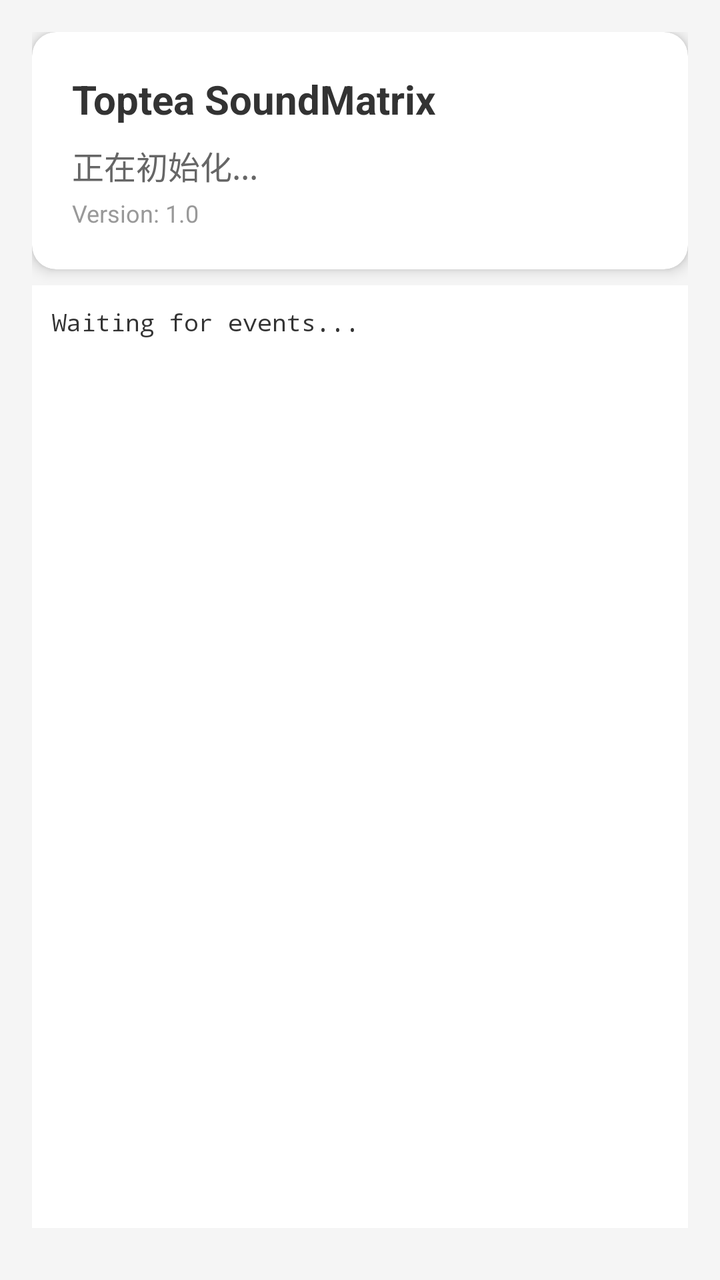
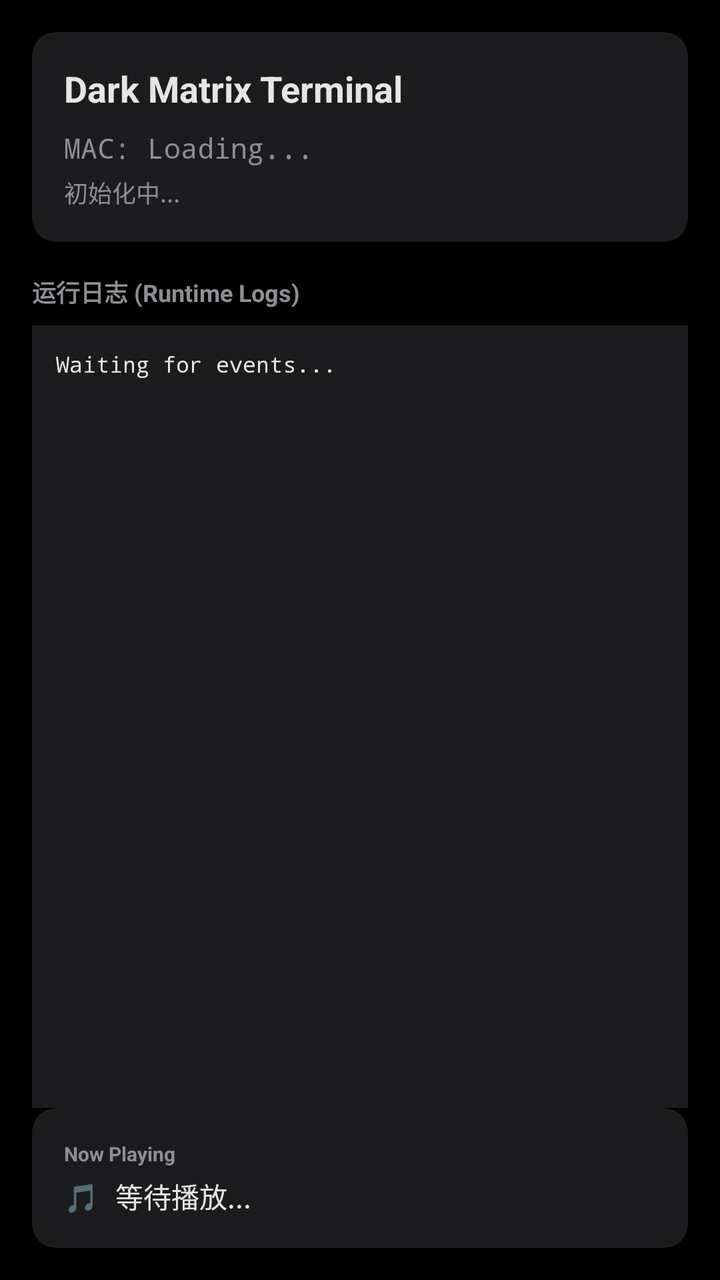

An Android layout rendered at two revisions. The XML below is the earlier revision; the diff shows what the commit changed to produce the second picture.
<!-- AndroidManifest.xml: application theme Theme.AppCompat.Light.NoActionBar -->
<!-- res/layout/activity_main.xml -->
<?xml version="1.0" encoding="utf-8"?>
<androidx.constraintlayout.widget.ConstraintLayout
    xmlns:android="http://schemas.android.com/apk/res/android"
    xmlns:app="http://schemas.android.com/apk/res-auto"
    xmlns:tools="http://schemas.android.com/tools"
    android:layout_width="match_parent"
    android:layout_height="match_parent"
    android:background="#F5F5F5"
    android:padding="16dp"
    tools:context=".MainActivity">

    
    <androidx.cardview.widget.CardView
        android:id="@+id/cardStatus"
        android:layout_width="match_parent"
        android:layout_height="wrap_content"
        app:cardCornerRadius="12dp"
        app:cardElevation="4dp"
        app:layout_constraintTop_toTopOf="parent">

        <LinearLayout
            android:layout_width="match_parent"
            android:layout_height="wrap_content"
            android:orientation="vertical"
            android:padding="20dp">

            <TextView
                android:layout_width="wrap_content"
                android:layout_height="wrap_content"
                android:text="Toptea SoundMatrix"
                android:textSize="20sp"
                android:textStyle="bold"
                android:textColor="#333333" />

            <TextView
                android:id="@+id/tvStatus"
                android:layout_width="wrap_content"
                android:layout_height="wrap_content"
                android:layout_marginTop="8dp"
                android:text="正在初始化..."
                android:textSize="16sp"
                android:textColor="#666666" />

            <TextView
                android:id="@+id/tvVersion"
                android:layout_width="wrap_content"
                android:layout_height="wrap_content"
                android:layout_marginTop="4dp"
                android:text="Version: 1.0"
                android:textSize="12sp"
                android:textColor="#999999" />
        </LinearLayout>
    </androidx.cardview.widget.CardView>

    
    <TextView
        android:layout_width="wrap_content"
        android:layout_height="wrap_content"
        android:text="运行日志 (Logs)"
        android:layout_marginTop="20dp"
        android:textStyle="bold"
        app:layout_constraintStart_toStartOf="parent"
        app:layout_constraintTop_toBottomOf="@id/cardStatus" />

    <ScrollView
        android:layout_width="match_parent"
        android:layout_height="0dp"
        android:layout_marginTop="8dp"
        android:background="#FFFFFF"
        android:padding="10dp"
        app:layout_constraintTop_toBottomOf="@id/cardStatus"
        app:layout_constraintBottom_toBottomOf="parent"
        app:layout_constraintVertical_bias="0.0"
        android:layout_marginBottom="10dp">

        <TextView
            android:id="@+id/tvLogs"
            android:layout_width="match_parent"
            android:layout_height="wrap_content"
            android:text="Waiting for events..."
            android:textSize="12sp"
            android:fontFamily="monospace"
            android:textColor="#333333" />
    </ScrollView>

</androidx.constraintlayout.widget.ConstraintLayout>
<!-- resources referenced by this layout -->
<resources>

</resources>

<!-- the commit's change to res/layout/activity_main.xml (unified diff, before → after) -->
@@ -5,82 +5,149 @@
     xmlns:tools="http://schemas.android.com/tools"
     android:layout_width="match_parent"
     android:layout_height="match_parent"
-    android:background="#F5F5F5"
+    android:background="#000000"
     android:padding="16dp"
     tools:context=".MainActivity">
 
     
     <androidx.cardview.widget.CardView
-        android:id="@+id/cardStatus"
+        android:id="@+id/cardMacId"
         android:layout_width="match_parent"
         android:layout_height="wrap_content"
+        app:cardBackgroundColor="#1C1C1E"
         app:cardCornerRadius="12dp"
-        app:cardElevation="4dp"
+        app:cardElevation="0dp"
         app:layout_constraintTop_toTopOf="parent">
 
         <LinearLayout
             android:layout_width="match_parent"
             android:layout_height="wrap_content"
             android:orientation="vertical"
-            android:padding="20dp">
+            android:padding="16dp">
 
             <TextView
                 android:layout_width="wrap_content"
                 android:layout_height="wrap_content"
-                android:text="Toptea SoundMatrix"
-                android:textSize="20sp"
+                android:text="Dark Matrix Terminal"
+                android:textSize="18sp"
                 android:textStyle="bold"
-                android:textColor="#333333" />
+                android:textColor="#E5E5E5" />
+
+            <TextView
+                android:id="@+id/tvMacId"
+                android:layout_width="wrap_content"
+                android:layout_height="wrap_content"
+                android:layout_marginTop="8dp"
+                android:text="MAC: Loading..."
+                android:textSize="14sp"
+                android:textColor="#8E8E93"
+                android:fontFamily="monospace" />
 
             <TextView
                 android:id="@+id/tvStatus"
                 android:layout_width="wrap_content"
                 android:layout_height="wrap_content"
-                android:layout_marginTop="8dp"
-                android:text="正在初始化..."
-                android:textSize="16sp"
-                android:textColor="#666666" />
-
-            <TextView
-                android:id="@+id/tvVersion"
-                android:layout_width="wrap_content"
-                android:layout_height="wrap_content"
                 android:layout_marginTop="4dp"
-                android:text="Version: 1.0"
+                android:text="初始化中..."
                 android:textSize="12sp"
-                android:textColor="#999999" />
+                android:textColor="#8E8E93" />
         </LinearLayout>
     </androidx.cardview.widget.CardView>
 
     
+    <androidx.cardview.widget.CardView
+        android:id="@+id/cardVolumeWarning"
+        android:layout_width="match_parent"
+        android:layout_height="wrap_content"
+        android:layout_marginTop="12dp"
+        android:visibility="gone"
+        app:cardBackgroundColor="#FF3B30"
+        app:cardCornerRadius="8dp"
+        app:cardElevation="0dp"
+        app:layout_constraintTop_toBottomOf="@id/cardMacId">
+
+        <TextView
+            android:id="@+id/tvVolumeWarning"
+            android:layout_width="match_parent"
+            android:layout_height="wrap_content"
+            android:padding="12dp"
+            android:text="⚠️ 警告：设备已静音"
+            android:textSize="14sp"
+            android:textStyle="bold"
+            android:textColor="#FFFFFF"
+            android:gravity="center" />
+    </androidx.cardview.widget.CardView>
+
+    
     <TextView
+        android:id="@+id/tvLogsLabel"
         android:layout_width="wrap_content"
         android:layout_height="wrap_content"
-        android:text="运行日志 (Logs)"
-        android:layout_marginTop="20dp"
+        android:text="运行日志 (Runtime Logs)"
+        android:layout_marginTop="16dp"
         android:textStyle="bold"
+        android:textSize="12sp"
+        android:textColor="#8E8E93"
         app:layout_constraintStart_toStartOf="parent"
-        app:layout_constraintTop_toBottomOf="@id/cardStatus" />
+        app:layout_constraintTop_toBottomOf="@id/cardVolumeWarning" />
 
+    
     <ScrollView
+        android:id="@+id/scrollLogs"
         android:layout_width="match_parent"
         android:layout_height="0dp"
         android:layout_marginTop="8dp"
-        android:background="#FFFFFF"
-        android:padding="10dp"
-        app:layout_constraintTop_toBottomOf="@id/cardStatus"
-        app:layout_constraintBottom_toBottomOf="parent"
-        app:layout_constraintVertical_bias="0.0"
-        android:layout_marginBottom="10dp">
+        android:background="#1C1C1E"
+        android:padding="12dp"
+        app:layout_constraintTop_toBottomOf="@id/tvLogsLabel"
+        app:layout_constraintBottom_toTopOf="@id/cardNowPlaying"
+        app:layout_constraintVertical_bias="0.0">
 
         <TextView
             android:id="@+id/tvLogs"
             android:layout_width="match_parent"
             android:layout_height="wrap_content"
             android:text="Waiting for events..."
-            android:textSize="12sp"
+            android:textSize="11sp"
             android:fontFamily="monospace"
-            android:textColor="#333333" />
+            android:textColor="#E5E5E5" />
     </ScrollView>
 
+    
+    <androidx.cardview.widget.CardView
+        android:id="@+id/cardNowPlaying"
+        android:layout_width="match_parent"
+        android:layout_height="wrap_content"
+        android:layout_marginTop="12dp"
+        app:cardBackgroundColor="#1C1C1E"
+        app:cardCornerRadius="12dp"
+        app:cardElevation="0dp"
+        app:layout_constraintBottom_toBottomOf="parent">
+
+        <LinearLayout
+            android:layout_width="match_parent"
+            android:layout_height="wrap_content"
+            android:orientation="vertical"
+            android:padding="16dp">
+
+            <TextView
+                android:layout_width="wrap_content"
+                android:layout_height="wrap_content"
+                android:text="Now Playing"
+                android:textSize="10sp"
+                android:textColor="#8E8E93"
+                android:textStyle="bold" />
+
+            <TextView
+                android:id="@+id/tvNowPlaying"
+                android:layout_width="wrap_content"
+                android:layout_height="wrap_content"
+                android:layout_marginTop="4dp"
+                android:text="🎵 等待播放..."
+                android:textSize="14sp"
+                android:textColor="#E5E5E5"
+                android:fontFamily="monospace" />
+        </LinearLayout>
+    </androidx.cardview.widget.CardView>
+
 </androidx.constraintlayout.widget.ConstraintLayout>
